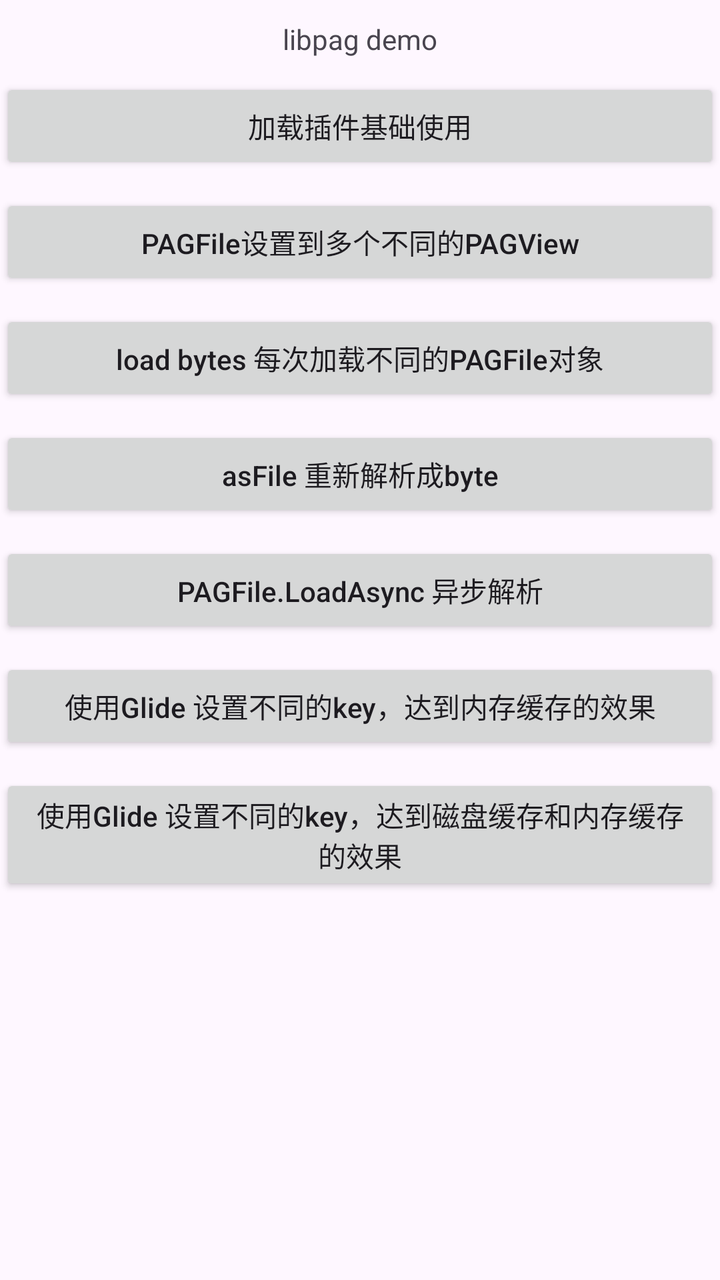
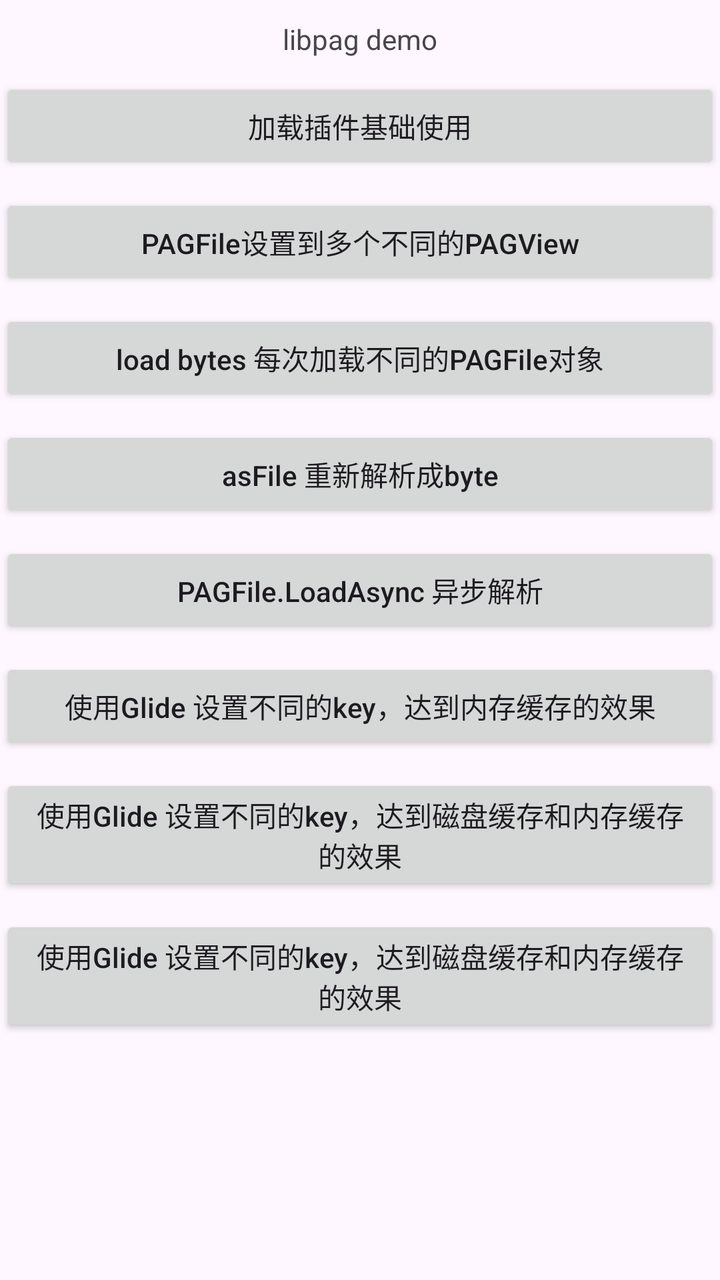

Compare the two renders of this Android layout. The source of the first and the diff that turns it into the second are given below.
<!-- AndroidManifest.xml: activity theme Theme.LibpagDemo -->
<!-- res/layout/activity_main.xml -->
<?xml version="1.0" encoding="utf-8"?>
<LinearLayout xmlns:android="http://schemas.android.com/apk/res/android"
    xmlns:app="http://schemas.android.com/apk/res-auto"
    xmlns:tools="http://schemas.android.com/tools"
    android:id="@+id/main"
    android:layout_width="match_parent"
    android:layout_height="match_parent"
    android:fitsSystemWindows="true"
    android:orientation="vertical"
    tools:context=".MainActivity">

    <TextView
        android:layout_width="match_parent"
        android:layout_height="wrap_content"
        android:layout_marginTop="10dp"
        android:text="libpag demo"
        android:gravity="center"
        />

    <Button
        android:layout_width="match_parent"
        android:layout_height="wrap_content"
        android:layout_marginTop="10dp"
        android:textAllCaps="false"
        android:text="加载插件基础使用"
        android:gravity="center"
        android:onClick="onTest1"
        />

    <Button
        android:layout_width="match_parent"
        android:layout_height="wrap_content"
        android:layout_marginTop="10dp"
        android:textAllCaps="false"
        android:text="PAGFile设置到多个不同的PAGView"
        android:gravity="center"
        android:onClick="onTest2"
        />

    <Button
        android:layout_width="match_parent"
        android:layout_height="wrap_content"
        android:layout_marginTop="10dp"
        android:textAllCaps="false"
        android:text="load bytes 每次加载不同的PAGFile对象"
        android:gravity="center"
        android:onClick="onTest3"
        />


    <Button
        android:layout_width="match_parent"
        android:layout_height="wrap_content"
        android:layout_marginTop="10dp"
        android:textAllCaps="false"
        android:text="asFile 重新解析成byte"
        android:gravity="center"
        android:onClick="onTest4"
        />


    <Button
        android:layout_width="match_parent"
        android:layout_height="wrap_content"
        android:layout_marginTop="10dp"
        android:textAllCaps="false"
        android:text="PAGFile.LoadAsync 异步解析"
        android:gravity="center"
        android:onClick="onTest5"
        />

    <Button
        android:layout_width="match_parent"
        android:layout_height="wrap_content"
        android:layout_marginTop="10dp"
        android:textAllCaps="false"
        android:text="使用Glide 设置不同的key，达到内存缓存的效果"
        android:gravity="center"
        android:onClick="onTest6"
        />

    <Button
        android:layout_width="match_parent"
        android:layout_height="wrap_content"
        android:layout_marginTop="10dp"
        android:textAllCaps="false"
        android:text="使用Glide 设置不同的key，达到磁盘缓存和内存缓存的效果"
        android:gravity="center"
        android:onClick="onTest6"
        />

</LinearLayout>
<!-- resources referenced by this layout -->
<resources>
  <style name="Theme.LibpagDemo" parent="Base.Theme.LibpagDemo" />
  <style name="Base.Theme.LibpagDemo" parent="Theme.Material3.DayNight.NoActionBar">
          
          
      </style>
</resources>

<!-- the commit's change to res/layout/activity_main.xml (unified diff, before → after) -->
@@ -86,7 +86,18 @@
         android:textAllCaps="false"
         android:text="使用Glide 设置不同的key，达到磁盘缓存和内存缓存的效果"
         android:gravity="center"
-        android:onClick="onTest6"
+        android:onClick="onTest7"
         />
 
+    <Button
+        android:layout_width="match_parent"
+        android:layout_height="wrap_content"
+        android:layout_marginTop="10dp"
+        android:textAllCaps="false"
+        android:text="使用Glide 设置不同的key，达到磁盘缓存和内存缓存的效果"
+        android:gravity="center"
+        android:onClick="onTest8"
+        />
+
+
 </LinearLayout>
